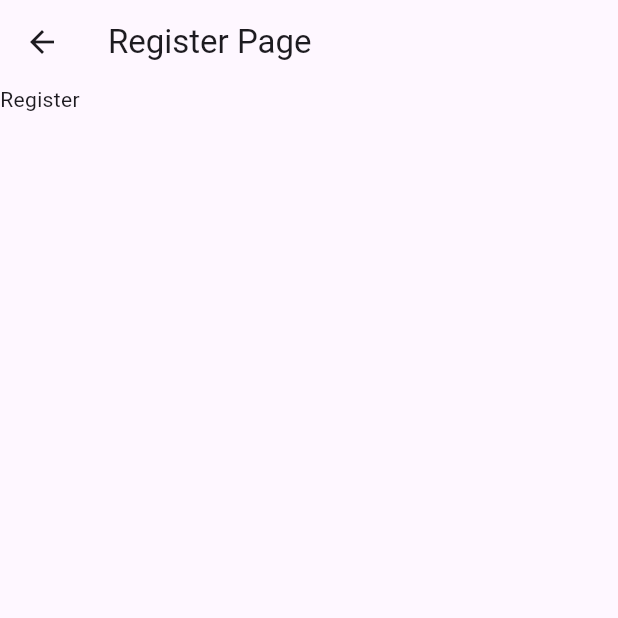
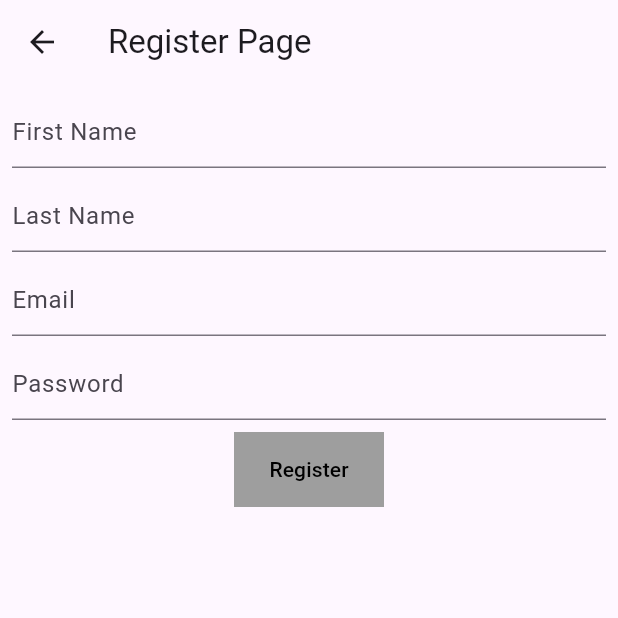
Before and after one commit to ahmadfadlie95/final_project_user_app, a Flutter app: the screen it shows after launch, after a tap on "No account? Register now", on a phone screen of 412 x 824 dp, the top half of it. Run offline on Flutter 3.47's test engine with Material 2 defaults, Android fonts, the phone set to English and light mode, and no system bars; our stand-ins replace shared_preferences; network calls fail.

Commit message:
update login & register

```diff
--- a/lib/widgets/login.dart
+++ b/lib/widgets/login.dart
@@ -1,5 +1,10 @@
+import 'dart:convert';
+
+import 'package:final_project_user_app/widgets/home.dart';
 import 'package:final_project_user_app/widgets/register.dart';
 import 'package:flutter/material.dart';
+import 'package:http/http.dart' as http;
+import 'package:shared_preferences/shared_preferences.dart';
 
 class LoginPage extends StatelessWidget {
 
@@ -10,15 +15,14 @@ class LoginPage extends StatelessWidget {
   Widget build(BuildContext context) {
     return Scaffold(
       appBar: AppBar(title: Text("Login Page"),),
-      body: Container(
-        width: 200,
-        height: 200,
+      body: Padding(
+        padding: const EdgeInsets.all(8.0),
         child: Center(
           child: Column(
             children: [
-              TextField(controller: userEmail, decoration: InputDecoration(hintText: "Email"),),
+              TextField(controller: userEmail, keyboardType: TextInputType.emailAddress,decoration: InputDecoration(hintText: "Email"),),
               SizedBox(height: 8),
-              TextField(controller: userPassword, decoration: InputDecoration(hintText: "Password"),),
+              TextField(controller: userPassword, obscureText: true, decoration: InputDecoration(hintText: "Password"), ),
               SizedBox(height: 8),
               TextButton(
                   style: ButtonStyle(
@@ -30,6 +34,19 @@ class LoginPage extends StatelessWidget {
                   onPressed: (){
                     print(userEmail.text);
                     print(userPassword.text);
+                    login(userEmail.text, userPassword.text).then((value)async{
+                      print(value.body);
+                      print(value.statusCode);
+                      if(value.statusCode == 200){
+                        //save token
+                        SharedPreferences prefs = await SharedPreferences.getInstance();
+                        prefs.setString("token", jsonDecode(value.body)["token"]);
+                        //redirect to homepage
+                        Navigator.push(context, MaterialPageRoute(builder: (context) => HomePage()));
+                      }else{
+
+                      }
+                    });
                   }, child: Text("Login")),
               SizedBox(height: 8),
               TextButton(
@@ -42,4 +59,16 @@ class LoginPage extends StatelessWidget {
       ),
     );
   }
+  Future<http.Response> login(String email, String password) {
+    return http.post(
+      Uri.parse('https://rest-api-spring-ngeu.onrender.com/api/login'),
+      headers: <String, String>{
+        'Content-Type': 'application/json; charset=UTF-8',
+      },
+      body: jsonEncode(<String, String>{
+        'email': email,
+        'password': password,
+      }),
+    );
   }
+}
--- a/lib/widgets/register.dart
+++ b/lib/widgets/register.dart
@@ -1,15 +1,71 @@
+import 'dart:convert';
+
 import 'package:flutter/material.dart';
+import 'package:http/http.dart' as http;
 
 class RegisterPage extends StatelessWidget {
-  const RegisterPage({super.key});
+
+  var userEmail = TextEditingController();
+  var userPassword = TextEditingController();
+  var firstName = TextEditingController();
+  var lastName = TextEditingController();
 
   @override
   Widget build(BuildContext context) {
     return Scaffold(
-      appBar: AppBar(
-        title: Text("Register Page"),
+      appBar: AppBar(title: Text("Register Page"),),
+      body: Padding(
+        padding: const EdgeInsets.all(8.0),
+        child: Center(
+          child: Column(
+            children: [
+              TextField(controller: firstName, decoration: InputDecoration(hintText: "First Name"),),
+              SizedBox(height: 8,),
+              TextField(controller: lastName, decoration: InputDecoration(hintText: "Last Name"),),
+              SizedBox(height: 8,),
+              TextField(controller: userEmail, keyboardType: TextInputType.emailAddress,decoration: InputDecoration(hintText: "Email"),),
+              SizedBox(height: 8),
+              TextField(controller: userPassword, obscureText: true,decoration: InputDecoration(hintText: "Password"),),
+              SizedBox(height: 8),
+              TextButton(
+                  style: ButtonStyle(
+                      fixedSize: MaterialStateProperty.all(Size(100, 50)),
+                      foregroundColor: MaterialStateProperty.all(Colors.black),
+                      backgroundColor: MaterialStateProperty.all(Colors.grey),
+                      shape: MaterialStateProperty.all<RoundedRectangleBorder>(RoundedRectangleBorder(borderRadius: BorderRadius.zero))
+                  ),
+                  onPressed: (){
+                    print(userEmail.text);
+                    print(userPassword.text);
+                    print(firstName.text);
+                    print(lastName.text);
+                    register(userEmail.text, userPassword.text, firstName.text, lastName.text).then((value) {
+                      print("Success");
+                      print(value);
+                      print(value.body);
+                    }).catchError((e){
+                      print(e);
+                    });
+                  }, child: Text("Register")),
+              SizedBox(height: 8),
+            ],
+          ),
+        ),
       ),
-      body: Text("Register"),
+    );
+  }
+  Future<http.Response> register(String email, String password, String firstName, String lastName) {
+    return http.post(
+      Uri.parse('https://rest-api-spring-ngeu.onrender.com/api/register'),
+      headers: <String, String>{
+        'Content-Type': 'application/json; charset=UTF-8',
+      },
+      body: jsonEncode(<String, String>{
+        'email': email,
+        'password': password,
+        'firstName': firstName,
+        'lastName': lastName
+      }),
     );
   }
 }
--- a/pubspec.yaml
+++ b/pubspec.yaml
@@ -35,6 +35,8 @@ dependencies:
   # The following adds the Cupertino Icons font to your application.
   # Use with the CupertinoIcons class for iOS style icons.
   cupertino_icons: ^1.0.2
+  http: ^1.1.0
+  shared_preferences: ^2.2.2
 
 dev_dependencies:
   flutter_test:
```
Also changed, not shown: lib/models/product.dart (added, +35 -0 lines), lib/widgets/home.dart (+38 -0 lines), pubspec.lock. Lines whose indentation alone changed are shown as unchanged.
